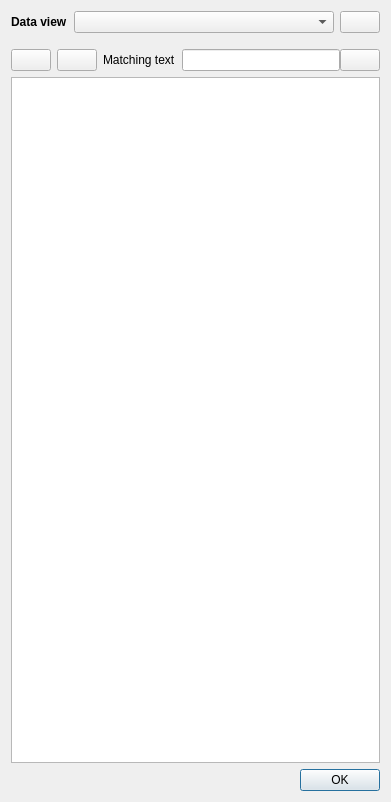
Before: the Qt Designer form libshvvisu/src/timeline/channelfilterdialog.ui in silicon-heaven/libshv, drawn with Qt 5.
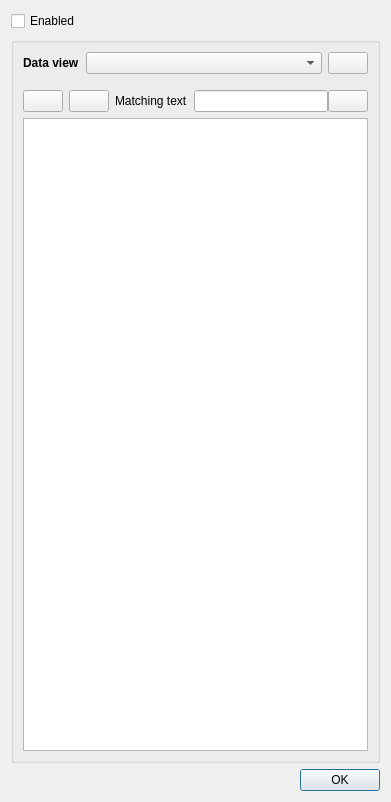
After: the same form once the commit is applied. Icons and pictures are not drawn.

The edit to the form file:
```diff
--- a/libshvvisu/src/timeline/channelfilterdialog.ui
+++ b/libshvvisu/src/timeline/channelfilterdialog.ui
@@ -13,6 +13,19 @@
   <property name="windowTitle">
    <string>Channels filter dialog</string>
   </property>
+  <layout class="QVBoxLayout" name="verticalLayout_2">
+   <item>
+    <widget class="QCheckBox" name="chbFileterEnabled">
+     <property name="text">
+      <string>Enabled</string>
+     </property>
+    </widget>
+   </item>
+   <item>
+    <widget class="QGroupBox" name="gbFilterSetings">
+     <property name="title">
+      <string/>
+     </property>
   <layout class="QVBoxLayout" name="verticalLayout">
    <item>
     <layout class="QHBoxLayout" name="horizontalLayout">
@@ -130,6 +143,9 @@
    </item>
    <item>
     <widget class="QTreeView" name="tvChannelsFilter"/>
+      </item>
+     </layout>
+    </widget>
    </item>
    <item>
     <widget class="QDialogButtonBox" name="buttonBox">
```
Lines whose indentation alone changed are shown as unchanged.
